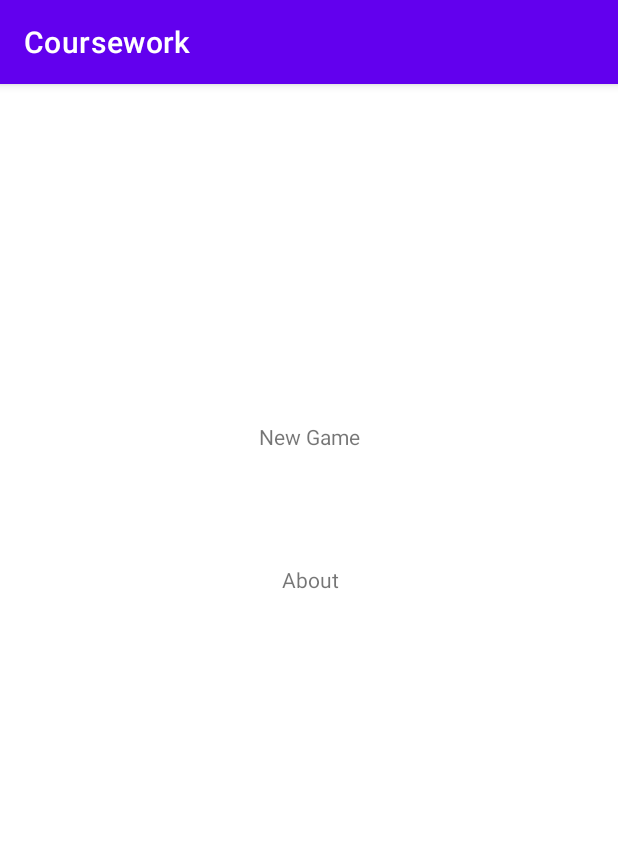
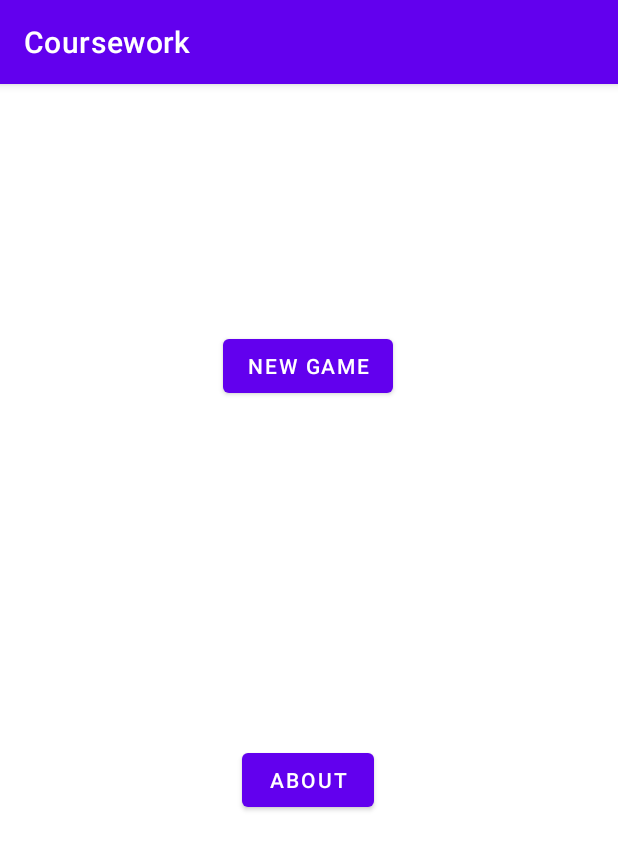
Before and after one commit to AbdallahRuski/Arithmetic_Quiz, an Android app: the screen it shows after launch (MainActivity), on a phone screen of 412 x 824 dp. Shown: the top 850 px of the screen. Run offline under Robolectric (Android 15) with nearby library versions, the phone set to English and light mode, and no system bars.

Commit message:
Added setup

```diff
--- a/Coursework/app/src/main/res/layout/activity_main.xml
+++ b/Coursework/app/src/main/res/layout/activity_main.xml
@@ -6,26 +6,27 @@
     android:layout_height="match_parent"
     tools:context=".MainActivity">
 
-    <TextView
-        android:id="@+id/textView"
+
+    <Button
+        android:id="@+id/button3"
         android:layout_width="wrap_content"
         android:layout_height="wrap_content"
+        android:layout_marginTop="164dp"
+        android:text="New Game"
+        app:layout_constraintEnd_toEndOf="parent"
+        app:layout_constraintHorizontal_bias="0.498"
+        app:layout_constraintStart_toStartOf="parent"
+        app:layout_constraintTop_toTopOf="parent" />
+
+    <Button
+        android:id="@+id/button4"
+        android:layout_width="wrap_content"
+        android:layout_height="wrap_content"
+        android:layout_marginBottom="280dp"
         android:text="About"
         app:layout_constraintBottom_toBottomOf="parent"
-        app:layout_constraintHorizontal_bias="0.502"
-        app:layout_constraintLeft_toLeftOf="parent"
-        app:layout_constraintRight_toRightOf="parent"
-        app:layout_constraintTop_toTopOf="parent"
-        app:layout_constraintVertical_bias="0.428" />
-
-    <TextView
-        android:layout_width="wrap_content"
-        android:layout_height="wrap_content"
-        android:text="New Game"
-        app:layout_constraintBottom_toBottomOf="parent"
-        app:layout_constraintLeft_toLeftOf="parent"
-        app:layout_constraintRight_toRightOf="parent"
-        app:layout_constraintTop_toTopOf="parent"
-        app:layout_constraintVertical_bias="0.301" />
+        app:layout_constraintEnd_toEndOf="parent"
+        app:layout_constraintHorizontal_bias="0.498"
+        app:layout_constraintStart_toStartOf="parent" />
 
 </androidx.constraintlayout.widget.ConstraintLayout>
```
Also changed, not shown: Coursework/app/src/main/res/layout/popup.xml (added, +18 -0 lines), 469 other files.
